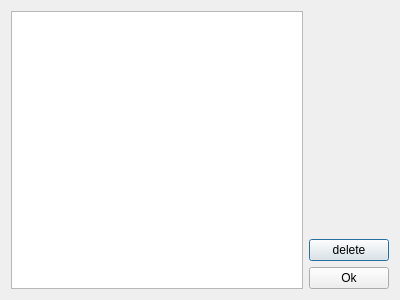
This is ktimetracker/historydialog.ui in chusopr/kdepim-ktimetracker-akonadi as Qt 5 draws it before an edit. The edited form follows.
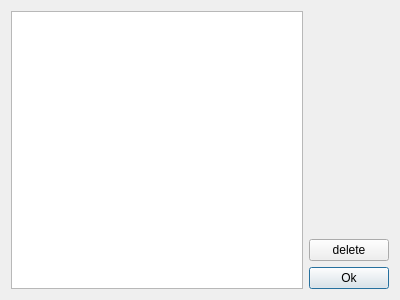
This is the edited form.

Commit message: Do not "autofocus" the delete button.

Patch:
```diff
--- a/ktimetracker/historydialog.ui
+++ b/ktimetracker/historydialog.ui
@@ -22,6 +22,9 @@
      <property name="text">
       <string>delete</string>
      </property>
+     <property name="autoDefault">
+      <bool>false</bool>
+     </property>
     </widget>
    </item>
    <item row="2" column="1">
```
